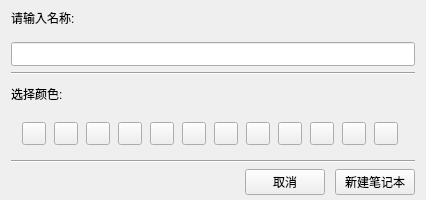
kevinWu7/LifeNote, file App/windows/newnotegroupform.ui: the form before one commit.
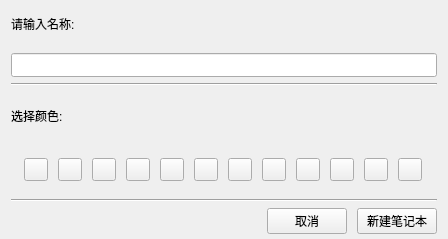
The form after the commit.

Commit message: fix-bug:can't fast move form

The edit to the form file:
```diff
--- a/App/windows/newnotegroupform.ui
+++ b/App/windows/newnotegroupform.ui
@@ -6,8 +6,8 @@
    <rect>
     <x>0</x>
     <y>0</y>
-    <width>426</width>
-    <height>200</height>
+    <width>448</width>
+    <height>239</height>
    </rect>
   </property>
   <property name="windowTitle">
```
The commit also changes 5 other files.
